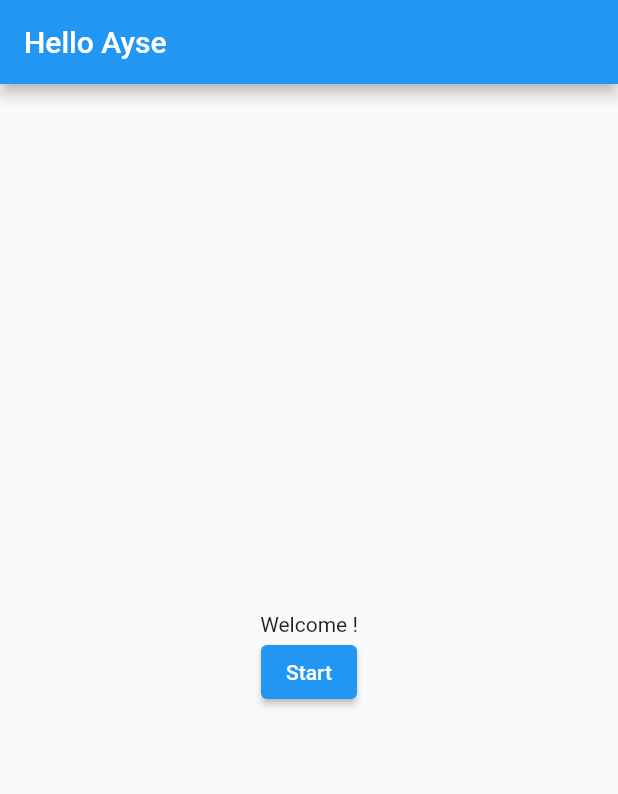
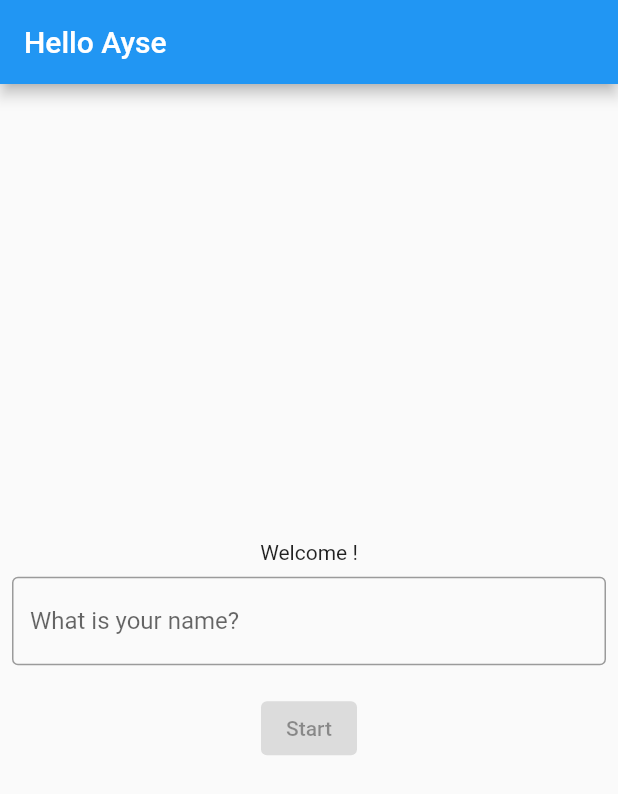
Before and after one commit to omercikayse/flutter-test1, a Flutter app: the screen it shows after launch, on a phone screen of 412 x 824 dp. Shown: the top 794 px of the screen. Run offline on Flutter 3.47's test engine with Material 2 defaults, Android fonts, the phone set to English and light mode, and no system bars; our stand-ins replace marquee.

Commit message:
get user name input added

```diff
--- a/lib/main.dart
+++ b/lib/main.dart
@@ -31,6 +31,7 @@ class _MyAppHomeState extends State<MyAppHome> {
           .toLowerCase()
           .replaceAll(',', '')
           .replaceAll('.', '');
+  String userName = '';
   int step = 0;
   int score = 0;
   late int lastTypedAt;
@@ -40,18 +41,21 @@ class _MyAppHomeState extends State<MyAppHome> {
   }
 
   void onType(String value) {
-    print(value);
     updateLastTypeAt();
     String trimmedValue = dumyText.trimLeft();
-    if (trimmedValue.indexOf(value) != 0) {
-      setState(() {
+    setState(() {
+      if (trimmedValue.indexOf(value) != 0) {
         step = 2;
-      });
-    } else {
-      setState(() {
+      } else {
         score = value.length;
-      });
-    }
+      }
+    });
+  }
+
+  void onUserNameType(String value) {
+    setState(() {
+      userName = value;
+    });
   }
 
   void onStartClick() {
@@ -79,9 +83,20 @@ class _MyAppHomeState extends State<MyAppHome> {
     if (step == 0) {
       shownWidget = <Widget>[
         Text('Welcome !'),
-        ElevatedButton(
-          child: Text('Start'),
-          onPressed: onStartClick,
+        Padding(
+          padding: const EdgeInsets.all(8.0),
+          child: TextField(
+            onChanged: onUserNameType,
+            decoration: InputDecoration(
+                border: OutlineInputBorder(), labelText: 'What is your name?'),
+          ),
+        ),
+        Container(
+          padding: const EdgeInsets.all(10),
+          child: ElevatedButton(
+            child: Text('Start'),
+            onPressed: userName.length == 0 ? null : onStartClick,
+          ),
         )
       ];
     } else if (step == 1) {
```
